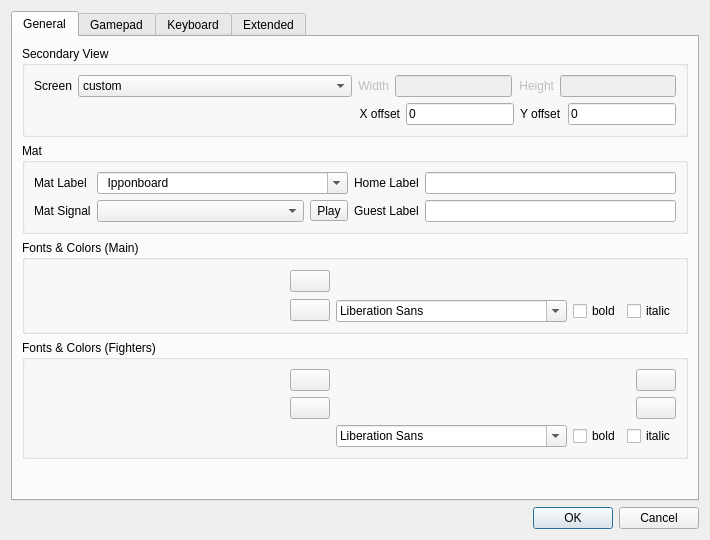
Above: base/SettingsDlg.ui from fmuecke/Ipponboard before the change. Below: the same form after it.
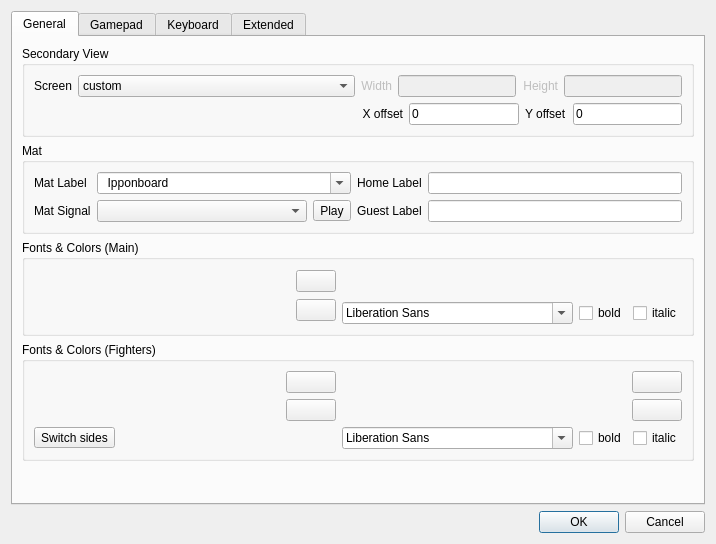
That is the form after the change. Icons and pictures are not drawn. Custom widgets are drawn as their Qt base class.

Commit message: added button to switch sides/colors in settings dialog

```diff
--- a/base/SettingsDlg.ui
+++ b/base/SettingsDlg.ui
@@ -9,8 +9,8 @@
    <rect>
     <x>0</x>
     <y>0</y>
-    <width>710</width>
-    <height>540</height>
+    <width>716</width>
+    <height>544</height>
    </rect>
   </property>
   <property name="sizePolicy">
@@ -562,7 +562,7 @@
          <property name="title">
           <string>Fonts &amp;&amp; Colors (Fighters)</string>
          </property>
-         <layout class="QGridLayout" name="gridLayout" columnstretch="1,0,1,0">
+         <layout class="QGridLayout" name="gridLayout" columnstretch="1,1,1,1">
           <item row="3" column="1">
            <widget class="QPushButton" name="toolButton_text_color_first">
             <property name="maximumSize">
@@ -745,6 +745,30 @@
             </property>
            </widget>
           </item>
+          <item row="5" column="0">
+           <layout class="QHBoxLayout" name="horizontalLayout_12">
+            <item>
+             <widget class="QToolButton" name="toolButton_switchSides">
+              <property name="text">
+               <string>Switch sides</string>
+              </property>
+             </widget>
+            </item>
+            <item>
+             <spacer name="horizontalSpacer">
+              <property name="orientation">
+               <enum>Qt::Orientation::Horizontal</enum>
+              </property>
+              <property name="sizeHint" stdset="0">
+               <size>
+                <width>40</width>
+                <height>20</height>
+               </size>
+              </property>
+             </spacer>
+            </item>
+           </layout>
+          </item>
          </layout>
         </widget>
        </item>
```
Left out of the diff: 2 changed lines with no effect on the pictures. The commit also changes 3 other files.
